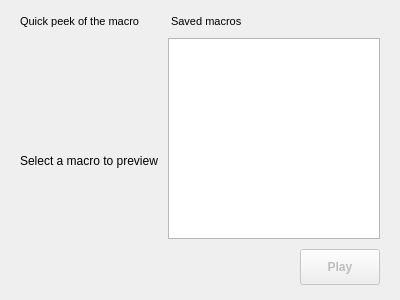
First picture: the form in android/android-emu/android/skin/qt/extended-pages/record-macro-page.ui, repository aosp-mirror/platform_external_qemu, before the edit.
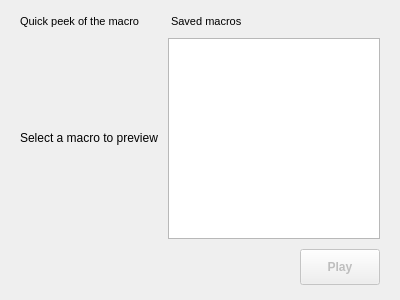
Second picture: the form after the edit. Icons and pictures are not drawn. Custom widgets are drawn as their Qt base class.

Commit message: MacroUI: Updated Android player layout to match design slides.

```diff
--- a/android/android-emu/android/skin/qt/extended-pages/record-macro-page.ui
+++ b/android/android-emu/android/skin/qt/extended-pages/record-macro-page.ui
@@ -49,6 +49,22 @@
        </property>
       </widget>
      </item>
+     <item>
+      <spacer name="verticalSpacer_2">
+       <property name="orientation">
+        <enum>Qt::Vertical</enum>
+       </property>
+       <property name="sizeType">
+        <enum>QSizePolicy::Fixed</enum>
+       </property>
+       <property name="sizeHint" stdset="0">
+        <size>
+         <width>20</width>
+         <height>1</height>
+        </size>
+       </property>
+      </spacer>
+     </item>
      <item>
       <widget class="android::videoplayer::VideoPlayerWidget" name="videoWidget" native="true">
        <property name="sizePolicy">
@@ -110,6 +126,22 @@
        </layout>
       </widget>
      </item>
+     <item>
+      <spacer name="verticalSpacer">
+       <property name="orientation">
+        <enum>Qt::Vertical</enum>
+       </property>
+       <property name="sizeType">
+        <enum>QSizePolicy::Fixed</enum>
+       </property>
+       <property name="sizeHint" stdset="0">
+        <size>
+         <width>20</width>
+         <height>47</height>
+        </size>
+       </property>
+      </spacer>
+     </item>
     </layout>
    </item>
    <item>
```
